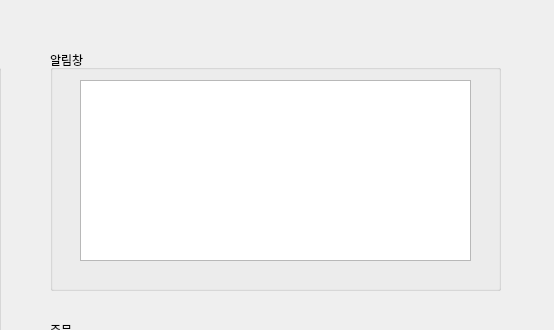
Old version of the form indi3.ui in the repository 2522001/shinhan-indi; both pictures show x 640 to 1194 and y 0 to 330 of the 1194 by 901 pixel window.
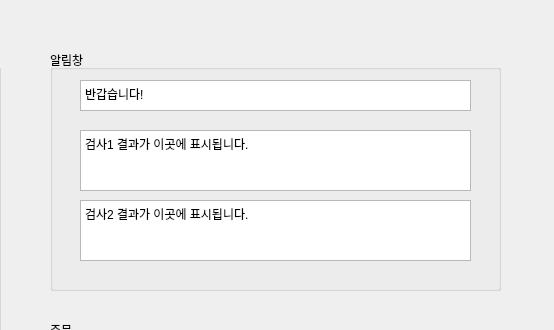
New version of the form.

Commit message: [Add] ui ver.3 추가

What changed in the file:
```diff
--- a/indi3.ui
+++ b/indi3.ui
@@ -176,17 +176,55 @@
     <property name="title">
      <string>알림창</string>
     </property>
-    <widget class="QListWidget" name="listWidget_4">
+    <widget class="QTextBrowser" name="textBrowser">
      <property name="geometry">
       <rect>
        <x>30</x>
        <y>30</y>
        <width>391</width>
-       <height>181</height>
+       <height>31</height>
       </rect>
      </property>
-     <property name="wordWrap">
-      <bool>true</bool>
+     <property name="html">
+      <string>&lt;!DOCTYPE HTML PUBLIC &quot;-//W3C//DTD HTML 4.0//EN&quot; &quot;http://www.w3.org/TR/REC-html40/strict.dtd&quot;&gt;
+&lt;html&gt;&lt;head&gt;&lt;meta name=&quot;qrichtext&quot; content=&quot;1&quot; /&gt;&lt;style type=&quot;text/css&quot;&gt;
+p, li { white-space: pre-wrap; }
+&lt;/style&gt;&lt;/head&gt;&lt;body style=&quot; font-family:'Gulim'; font-size:9pt; font-weight:400; font-style:normal;&quot;&gt;
+&lt;p style=&quot; margin-top:0px; margin-bottom:0px; margin-left:0px; margin-right:0px; -qt-block-indent:0; text-indent:0px;&quot;&gt;반갑습니다!&lt;/p&gt;&lt;/body&gt;&lt;/html&gt;</string>
+     </property>
+    </widget>
+    <widget class="QTextBrowser" name="textBrowser_2">
+     <property name="geometry">
+      <rect>
+       <x>30</x>
+       <y>80</y>
+       <width>391</width>
+       <height>61</height>
+      </rect>
+     </property>
+     <property name="html">
+      <string>&lt;!DOCTYPE HTML PUBLIC &quot;-//W3C//DTD HTML 4.0//EN&quot; &quot;http://www.w3.org/TR/REC-html40/strict.dtd&quot;&gt;
+&lt;html&gt;&lt;head&gt;&lt;meta name=&quot;qrichtext&quot; content=&quot;1&quot; /&gt;&lt;style type=&quot;text/css&quot;&gt;
+p, li { white-space: pre-wrap; }
+&lt;/style&gt;&lt;/head&gt;&lt;body style=&quot; font-family:'Gulim'; font-size:9pt; font-weight:400; font-style:normal;&quot;&gt;
+&lt;p style=&quot; margin-top:0px; margin-bottom:0px; margin-left:0px; margin-right:0px; -qt-block-indent:0; text-indent:0px;&quot;&gt;검사1 결과가 이곳에 표시됩니다.&lt;/p&gt;&lt;/body&gt;&lt;/html&gt;</string>
+     </property>
+    </widget>
+    <widget class="QTextBrowser" name="textBrowser_3">
+     <property name="geometry">
+      <rect>
+       <x>30</x>
+       <y>150</y>
+       <width>391</width>
+       <height>61</height>
+      </rect>
+     </property>
+     <property name="html">
+      <string>&lt;!DOCTYPE HTML PUBLIC &quot;-//W3C//DTD HTML 4.0//EN&quot; &quot;http://www.w3.org/TR/REC-html40/strict.dtd&quot;&gt;
+&lt;html&gt;&lt;head&gt;&lt;meta name=&quot;qrichtext&quot; content=&quot;1&quot; /&gt;&lt;style type=&quot;text/css&quot;&gt;
+p, li { white-space: pre-wrap; }
+&lt;/style&gt;&lt;/head&gt;&lt;body style=&quot; font-family:'Gulim'; font-size:9pt; font-weight:400; font-style:normal;&quot;&gt;
+&lt;p style=&quot; margin-top:0px; margin-bottom:0px; margin-left:0px; margin-right:0px; -qt-block-indent:0; text-indent:0px;&quot;&gt;검사2 결과가 이곳에 표시됩니다.&lt;/p&gt;&lt;/body&gt;&lt;/html&gt;</string>
      </property>
     </widget>
    </widget>
```
The commit also changes 1 other file.
